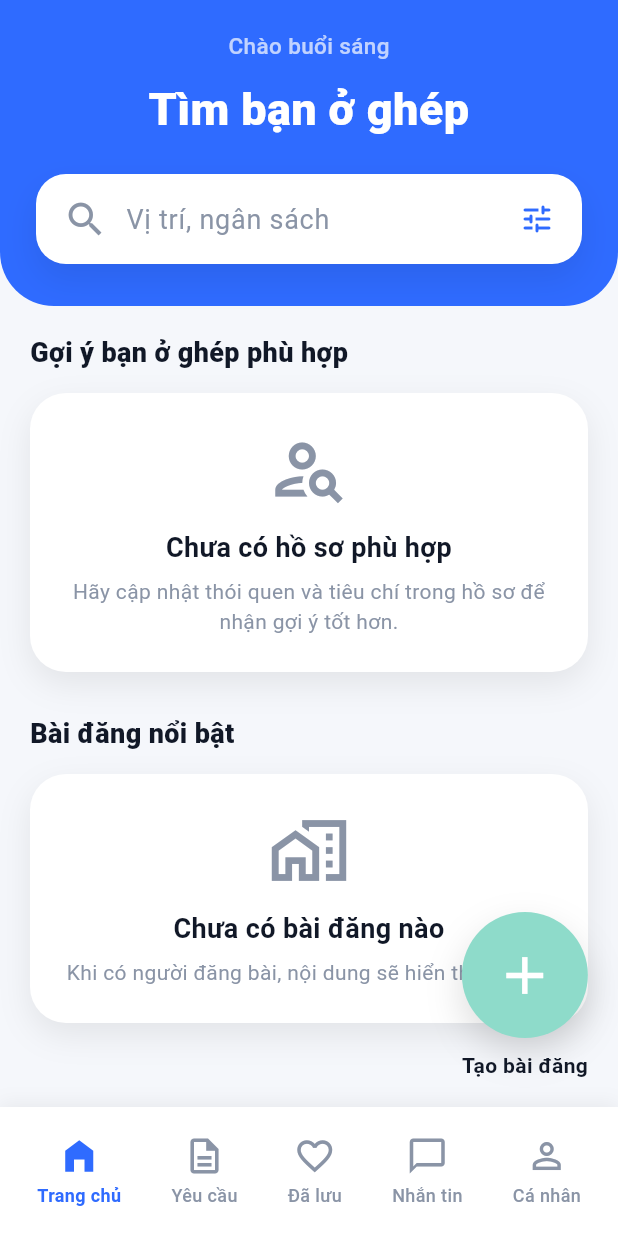
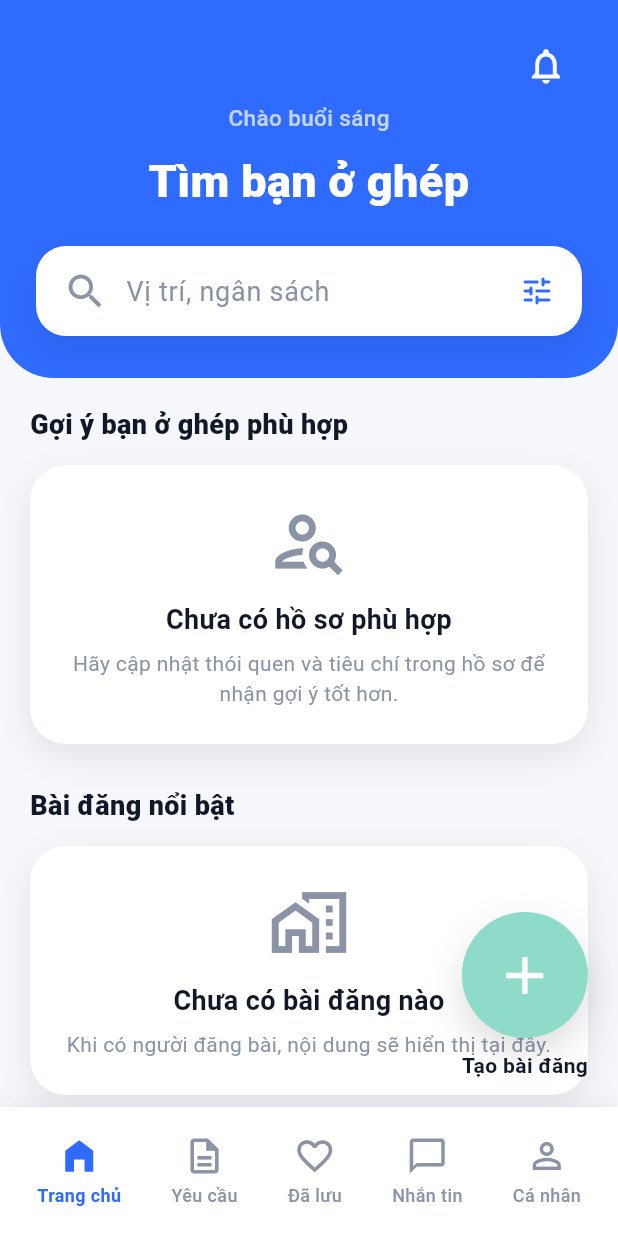
Before and after one commit to aoi0701/RoomMateApp, a Flutter app: the screen it shows once a user with an empty profile is signed in, on a phone screen of 412 x 824 dp. Run offline on Flutter 3.47's test engine with Material 3 defaults, Android fonts, the phone set to English and light mode, and no system bars; our stand-ins replace cloud_firestore, firebase_auth, firebase_core, image_picker; accounts and stored records are empty.

Commit message:
feat: add notification feature

```diff
--- a/lib/features/home/presentation/views/user_home_screen.dart
+++ b/lib/features/home/presentation/views/user_home_screen.dart
@@ -10,6 +10,8 @@ import '../viewmodels/home_search_filter_viewmodel.dart';
 import '../viewmodels/roommate_profile_viewmodel.dart';
 import 'room_search_filter_screen.dart';
 import '../../../auth/presentation/viewmodels/auth_viewmodel.dart';
+import '../../../notification/presentation/viewmodels/notification_viewmodel.dart';
+import '../../../notification/presentation/views/notification_screen.dart';
 import '../../../post/data/models/post_model.dart';
 import '../../../post/presentation/viewmodels/post_list_viewmodel.dart';
 import '../../../post/presentation/views/create_post_screen.dart';
@@ -43,6 +45,10 @@ class _UserHomeScreenState extends State<UserHomeScreen> {
     WidgetsBinding.instance.addPostFrameCallback((_) {
       if (!mounted) return;
       context.read<HomeSearchFilterViewModel>().resetFilter(clearSaved: true);
+      final userId = context.read<AuthViewModel>().user?.uid;
+      if (userId != null) {
+        context.read<NotificationViewModel>().listenToNotifications(userId);
+      }
     });
   }
 
@@ -205,6 +211,58 @@ class _UserHomeScreenState extends State<UserHomeScreen> {
       ),
       child: Column(
         children: [
+          Row(
+            mainAxisAlignment: MainAxisAlignment.end,
+            children: [
+              Consumer<NotificationViewModel>(
+                builder: (context, notifVm, _) => Stack(
+                  clipBehavior: Clip.none,
+                  children: [
+                    IconButton(
+                      icon: const Icon(
+                        Icons.notifications_outlined,
+                        color: Colors.white,
+                        size: 28,
+                      ),
+                      onPressed: () => Navigator.push(
+                        context,
+                        MaterialPageRoute(
+                          builder: (_) => const NotificationScreen(),
+                        ),
+                      ),
+                    ),
+                    if (notifVm.unreadCount > 0)
+                      Positioned(
+                        top: 6,
+                        right: 6,
+                        child: Container(
+                          padding: const EdgeInsets.all(3),
+                          decoration: const BoxDecoration(
+                            color: Colors.red,
+                            shape: BoxShape.circle,
+                          ),
+                          constraints: const BoxConstraints(
+                            minWidth: 18,
+                            minHeight: 18,
+                          ),
+                          child: Text(
+                            notifVm.unreadCount > 99
+                                ? '99+'
+                                : '${notifVm.unreadCount}',
+                            style: const TextStyle(
+                              color: Colors.white,
+                              fontSize: 10,
+                              fontWeight: FontWeight.w700,
+                            ),
+                            textAlign: TextAlign.center,
+                          ),
+                        ),
+                      ),
+                  ],
+                ),
+              ),
+            ],
+          ),
           Text(
             _greetingText(),
             style: const TextStyle(
--- /dev/null
+++ b/lib/features/notification/data/models/notification_model.dart
@@ -0,0 +1,55 @@
+import 'package:cloud_firestore/cloud_firestore.dart';
+
+class NotificationModel {
+  final String id;
+  final String userId;
+  final String type;
+  final String title;
+  final String body;
+  final bool isRead;
+  final String fromUserId;
+  final String refId;
+  final DateTime? createdAt;
+
+  const NotificationModel({
+    required this.id,
+    required this.userId,
+    required this.type,
+    required this.title,
+    required this.body,
+    required this.isRead,
+    required this.fromUserId,
+    required this.refId,
+    this.createdAt,
+  });
+
+  factory NotificationModel.fromDocument(
+    DocumentSnapshot<Map<String, dynamic>> doc,
+  ) {
+    final data = doc.data() ?? {};
+    return NotificationModel(
+      id: doc.id,
+      userId: data['userId'] ?? '',
+      type: data['type'] ?? '',
+      title: data['title'] ?? '',
+      body: data['body'] ?? '',
+      isRead: data['isRead'] ?? false,
+      fromUserId: data['fromUserId'] ?? '',
+      refId: data['refId'] ?? '',
+      createdAt: (data['createdAt'] as Timestamp?)?.toDate(),
+    );
+  }
+
+  Map<String, dynamic> toMap() {
+    return {
+      'userId': userId,
+      'type': type,
+      'title': title,
+      'body': body,
+      'isRead': isRead,
+      'fromUserId': fromUserId,
+      'refId': refId,
+      'createdAt': FieldValue.serverTimestamp(),
+    };
+  }
+}
--- /dev/null
+++ b/lib/features/notification/presentation/viewmodels/notification_viewmodel.dart
@@ -0,0 +1,50 @@
+import 'dart:async';
+import 'package:flutter/material.dart';
+
+import '../../data/models/notification_model.dart';
+import '../../data/repositories/notification_repository.dart';
+
+class NotificationViewModel extends ChangeNotifier {
+  final NotificationRepository _repository;
+
+  NotificationViewModel({required NotificationRepository repository})
+      : _repository = repository;
+
+  List<NotificationModel> _notifications = [];
+  int _unreadCount = 0;
+  StreamSubscription<List<NotificationModel>>? _notifSub;
+  StreamSubscription<int>? _unreadSub;
+
+  List<NotificationModel> get notifications => _notifications;
+  int get unreadCount => _unreadCount;
+
+  void listenToNotifications(String userId) {
+    _notifSub?.cancel();
+    _unreadSub?.cancel();
+
+    _notifSub = _repository.getNotificationsStream(userId).listen((data) {
+      _notifications = data;
+      notifyListeners();
+    });
+
+    _unreadSub = _repository.getUnreadCountStream(userId).listen((count) {
+      _unreadCount = count;
+      notifyListeners();
+    });
+  }
+
+  Future<void> markAsRead(String notificationId) async {
+    await _repository.markAsRead(notificationId);
+  }
+
+  Future<void> markAllAsRead(String userId) async {
+    await _repository.markAllAsRead(userId);
+  }
+
+  @override
+  void dispose() {
+    _notifSub?.cancel();
+    _unreadSub?.cancel();
+    super.dispose();
+  }
+}
--- a/lib/main.dart
+++ b/lib/main.dart
@@ -20,6 +20,8 @@ import 'features/post/presentation/viewmodels/post_viewmodel.dart';
 import 'features/profile/presentation/viewmodels/user_profile_viewmodel.dart';
 import 'features/roommate/data/repositories/roommate_request_repository.dart';
 import 'features/roommate/presentation/viewmodels/roommate_request_viewmodel.dart';
+import 'features/notification/data/repositories/notification_repository.dart';
+import 'features/notification/presentation/viewmodels/notification_viewmodel.dart';
 import 'firebase_options.dart';
 
 Future<void> main() async {
@@ -92,6 +94,14 @@ class MyApp extends StatelessWidget {
           repository: context.read<RoommateRequestRepository>(),
         ),
       ),
+      Provider<NotificationRepository>(
+        create: (_) => NotificationRepository(),
+      ),
+      ChangeNotifierProvider<NotificationViewModel>(
+        create: (context) => NotificationViewModel(
+          repository: context.read<NotificationRepository>(),
+        ),
+      ),
     ],
       child: MaterialApp(
         debugShowCheckedModeBanner: false,
```
Also changed, not shown: lib/features/notification/data/repositories/notification_repository.dart (added, +68 -0 lines), lib/features/notification/presentation/views/notification_screen.dart (added, +310 -0 lines), lib/features/roommate/data/repositories/roommate_request_repository.dart (+32 -1 lines).
